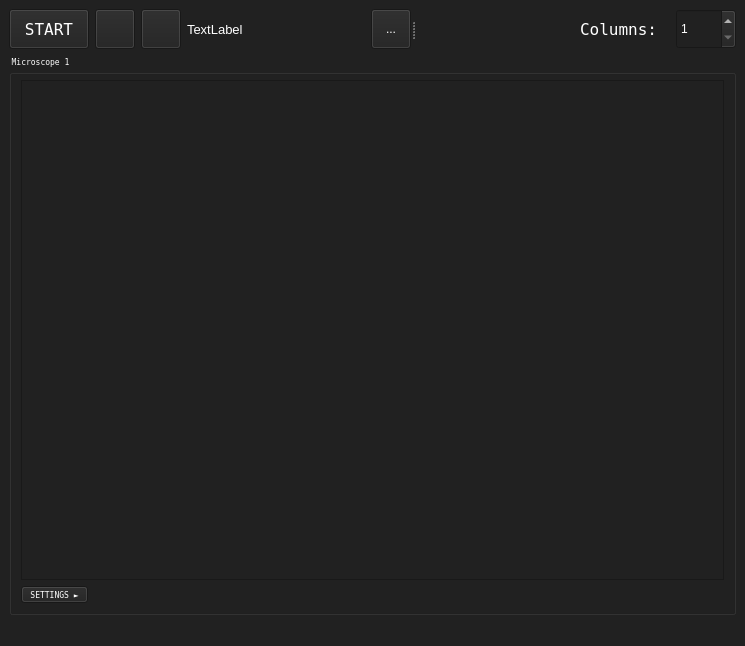
Qt form ui/mainWondow_cam1_cal1.ui (AllenNeuralDynamics/parallax) before a commit.
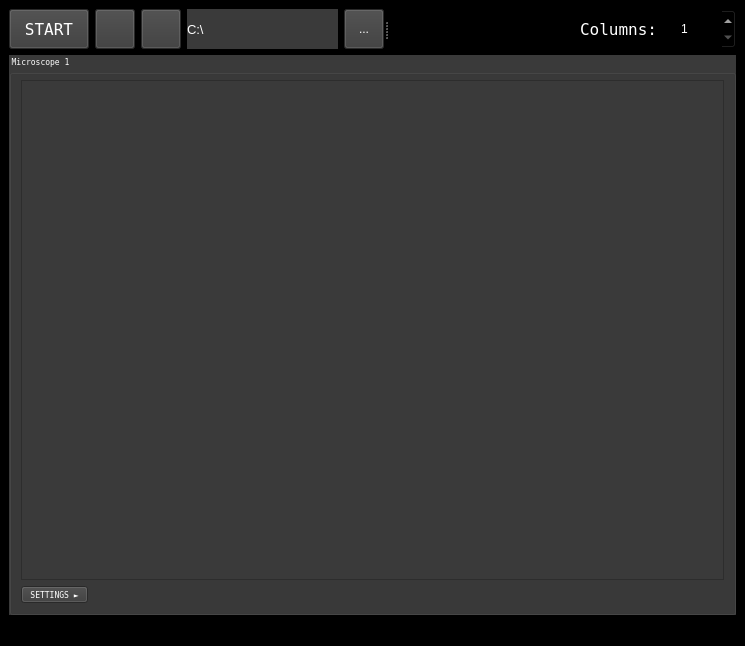
The same form after that commit. Icons and pictures are not drawn.

Diff of the .ui file:
```diff
--- a/ui/mainWondow_cam1_cal1.ui
+++ b/ui/mainWondow_cam1_cal1.ui
@@ -19,7 +19,7 @@
   </property>
   <property name="styleSheet">
    <string notr="true">QWidget{
-background-color: rgb(33,33,33);
+background-color: rgb(00,00,00);
 color: #FFFFFF;
 }</string>
   </property>
@@ -52,6 +52,10 @@
             <pointsize>12</pointsize>
            </font>
           </property>
+          <property name="styleSheet">
+           <string notr="true">background-color: rgb(58, 58, 58);
+</string>
+          </property>
           <property name="text">
            <string>START</string>
           </property>
@@ -74,6 +78,10 @@
             <height>40</height>
            </size>
           </property>
+          <property name="styleSheet">
+           <string notr="true">background-color: rgb(58, 58, 58);
+</string>
+          </property>
           <property name="text">
            <string/>
           </property>
@@ -97,6 +105,10 @@
             <height>40</height>
            </size>
           </property>
+          <property name="styleSheet">
+           <string notr="true">background-color: rgb(58, 58, 58);
+</string>
+          </property>
           <property name="text">
            <string/>
           </property>
@@ -119,8 +131,12 @@
             <pointsize>10</pointsize>
            </font>
           </property>
+          <property name="styleSheet">
+           <string notr="true">background-color: rgb(58, 58, 58);
+</string>
+          </property>
           <property name="text">
-           <string>TextLabel</string>
+           <string>C:\</string>
           </property>
          </widget>
         </item>
@@ -138,6 +154,10 @@
             <height>40</height>
            </size>
           </property>
+          <property name="styleSheet">
+           <string notr="true">background-color: rgb(58, 58, 58);
+</string>
+          </property>
           <property name="text">
            <string>...</string>
           </property>
@@ -222,6 +242,9 @@
         <pointsize>6</pointsize>
        </font>
       </property>
+      <property name="styleSheet">
+       <string notr="true">background-color: rgb(58, 58, 58);</string>
+      </property>
       <property name="title">
        <string>Microscope 1</string>
       </property>
```
Left out of the diff: 2 changed lines with no effect on the pictures.
